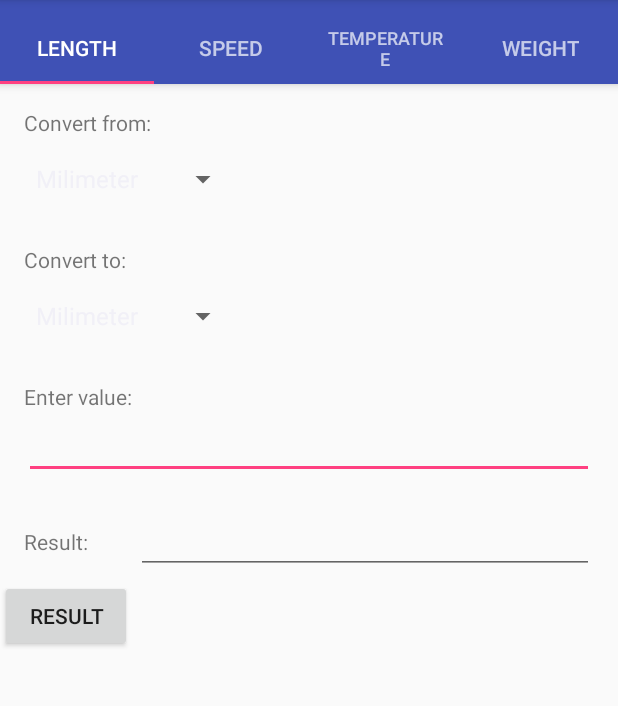
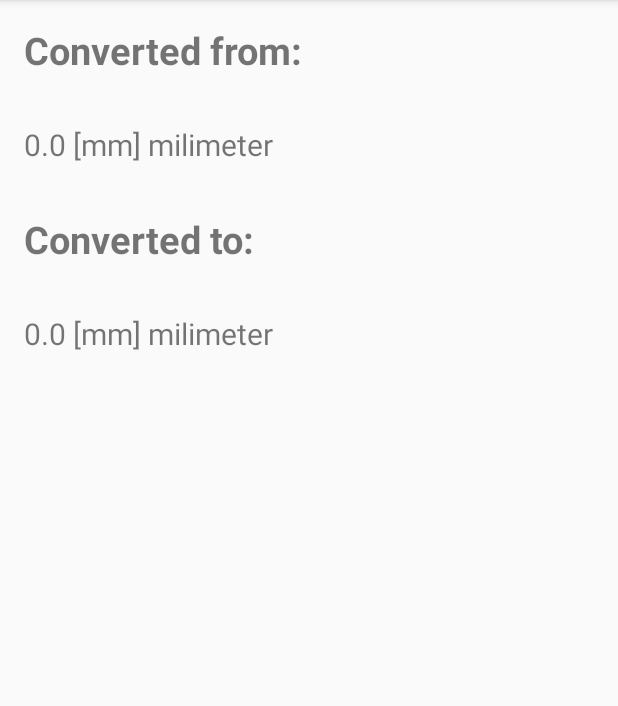
Before and after one commit to ablavicki/RMADZ2, an Android app: the MainActivity screen opened directly, with no data from a screen before it, after a tap on "RESULT", on a phone screen of 412 x 824 dp, the part 84-790 px from its top. Run offline under Robolectric (Android 15) with nearby library versions, the phone set to English and light mode, and no system bars; our stand-ins replace ButterKnife; 1 statement that could not run was skipped.

Commit message:
bug fixes and resultActivity

```diff
--- a/app/src/main/AndroidManifest.xml
+++ b/app/src/main/AndroidManifest.xml
@@ -16,7 +16,8 @@
                 <category android:name="android.intent.category.LAUNCHER" />
             </intent-filter>
         </activity>
-        <activity android:name=".MainActivity"></activity>
+        <activity android:name=".MainActivity" />
+        <activity android:name=".ResultActivity"></activity>
     </application>
 
 </manifest>
--- a/app/src/main/java/com/ferit/ablavicki/rmadz2/MainActivity.java
+++ b/app/src/main/java/com/ferit/ablavicki/rmadz2/MainActivity.java
@@ -20,7 +20,7 @@ import android.widget.TextView;
 public class MainActivity extends AppCompatActivity {
 
     private SectionsPagerAdapter mSectionsPagerAdapter;
-    private ViewPager mViewPager;
+    private static ViewPager mViewPager;
     static int value;
 
 
@@ -124,37 +124,56 @@ public class MainActivity extends AppCompatActivity {
             int convertTo = sTo.getSelectedItemPosition();
             double valueInput = Double.parseDouble(etValue.getText().toString());
             double valueResult;
-            switch(value){
+            int position = mViewPager.getCurrentItem();
+            switch(position){
                 case 0: //length
                     valueResult = Conversions.convertLength(convertFrom, convertTo, valueInput);
                     etResult.setText(Double.toString(valueResult));
+                    startResultActivity(convertFrom, convertTo, valueInput, valueResult, position);
                     break;
 
                 case 1: //speed
                     valueResult = Conversions.convertSpeed(convertFrom, convertTo, valueInput);
                     etResult.setText(Double.toString(valueResult));
+                    startResultActivity(convertFrom, convertTo, valueInput, valueResult, position);
                     break;
 
                 case 2: //temperature
                     if(convertFrom == 0) {
                         valueResult = Conversions.fromCelsius(convertTo, valueInput);
                         etResult.setText(Double.toString(valueResult));
+                        startResultActivity(convertFrom, convertTo, valueInput, valueResult, position);
                     }
                     else if(convertFrom == 1) {
                         valueResult = Conversions.fromFahrenheit(convertTo, valueInput);
                         etResult.setText(Double.toString(valueResult));
+                        startResultActivity(convertFrom, convertTo, valueInput, valueResult, position);
                     }
                     else {
                         valueResult = Conversions.fromKelvin(convertTo, valueInput);
                         etResult.setText(Double.toString(valueResult));
+                        startResultActivity(convertFrom, convertTo, valueInput, valueResult, position);
                     }
                     break;
 
                 case 3: //weight
                     valueResult = Conversions.convertWeight(convertFrom, convertTo, valueInput);
                     etResult.setText(Double.toString(valueResult));
+                    startResultActivity(convertFrom, convertTo, valueInput, valueResult, position);
                     break;
             }
+        }
+
+        public void startResultActivity (int convertFrom, int convertTo, double valueInput, double valueResult, int fragmentPosition){
+            Intent intent = new Intent(getActivity().getBaseContext(), ResultActivity.class);
+            intent.putExtra("fragmentPosition", fragmentPosition);
+            intent.putExtra("convertFrom", convertFrom);
+            intent.putExtra("convertTo", convertTo);
+            intent.putExtra("valueInput", valueInput);
+            intent.putExtra("valueResult", valueResult);
+
+            startActivity(intent);
+
         }
     }
 
--- /dev/null
+++ b/app/src/main/java/com/ferit/ablavicki/rmadz2/ResultActivity.java
@@ -0,0 +1,62 @@
+package com.ferit.ablavicki.rmadz2;
+
+import android.content.Intent;
+import android.support.v7.app.AppCompatActivity;
+import android.os.Bundle;
+import android.widget.TextView;
+
+import butterknife.BindView;
+import butterknife.ButterKnife;
+
+public class ResultActivity extends AppCompatActivity {
+
+    static double valueInput;
+    static double valueResult;
+    static int convertFrom;
+    static int convertTo;
+    static int fragmentPosition;
+    static String unitArrayFrom;
+    static String unitArrayTo;
+
+    @BindView(R.id.tvValueInput)
+    TextView tvValueInput;
+
+    @BindView(R.id.tvValueResult)
+    TextView tvValueResult;
+
+    @Override
+    protected void onCreate(Bundle savedInstanceState) {
+        super.onCreate(savedInstanceState);
+        setContentView(R.layout.activity_result);
+        ButterKnife.bind(this);
+
+
+        final Intent intent = new Intent(getIntent());
+        fragmentPosition = intent.getIntExtra("fragmentPosition", fragmentPosition);
+        valueInput = intent.getDoubleExtra("valueInput", valueInput);
+        valueResult = intent.getDoubleExtra("valueResult", valueResult);
+        convertFrom = intent.getIntExtra("convertFrom", convertFrom);
+        convertTo = intent.getIntExtra("convertTo", convertTo);
+        switch(fragmentPosition){
+            case 0:
+                unitArrayFrom = getResources().getStringArray(R.array.length_units)[convertFrom];
+                unitArrayTo = getResources().getStringArray(R.array.length_units)[convertTo];
+                break;
+            case 1:
+                unitArrayFrom = getResources().getStringArray(R.array.speed_units)[convertFrom];
+                unitArrayTo = getResources().getStringArray(R.array.speed_units)[convertTo];
+                break;
+            case 2:
+                unitArrayFrom = getResources().getStringArray(R.array.temperature_units)[convertFrom];
+                unitArrayTo = getResources().getStringArray(R.array.temperature_units)[convertTo];
+                break;
+            case 3:
+                unitArrayFrom = getResources().getStringArray(R.array.weight_units)[convertFrom];
+                unitArrayTo = getResources().getStringArray(R.array.weight_units)[convertTo];
+                break;
+        }
+
+        tvValueInput.setText(Double.toString(valueInput) + " " + unitArrayFrom);
+        tvValueResult.setText(Double.toString(valueResult) + " " + unitArrayTo);
+    }
+}
--- a/app/src/main/res/layout/activity_main.xml
+++ b/app/src/main/res/layout/activity_main.xml
@@ -42,7 +42,8 @@
                 android:id="@+id/tabItem4"
                 android:layout_width="wrap_content"
                 android:layout_height="wrap_content"
-                android:text="@string/tab_text_4" />
+                android:text="@string/tab_text_4"
+                />
 
         </android.support.design.widget.TabLayout>
     </android.support.design.widget.AppBarLayout>
--- /dev/null
+++ b/app/src/main/res/layout/activity_result.xml
@@ -0,0 +1,45 @@
+<?xml version="1.0" encoding="utf-8"?>
+<RelativeLayout
+    android:layout_height="match_parent"
+    android:layout_width="match_parent"
+    xmlns:android="http://schemas.android.com/apk/res/android">
+
+    <TextView
+        android:id="@+id/tvRFrom"
+        android:layout_width="wrap_content"
+        android:layout_height="wrap_content"
+        android:text="Converted from: "
+        android:textSize="@dimen/tv_text_size"
+        android:layout_margin="@dimen/activity_horizontal_margin"
+        android:textStyle="bold"
+        />
+
+    <TextView
+        android:id="@+id/tvValueInput"
+        android:layout_width="wrap_content"
+        android:layout_height="wrap_content"
+        android:layout_below="@id/tvRFrom"
+        android:textSize="@dimen/value_text_size"
+        android:layout_margin="@dimen/activity_horizontal_margin"
+        />
+
+    <TextView
+        android:id="@+id/tvRTo"
+        android:layout_width="wrap_content"
+        android:layout_height="wrap_content"
+        android:layout_below="@id/tvValueInput"
+        android:text="Converted to:"
+        android:textSize="@dimen/tv_text_size"
+        android:layout_margin="@dimen/activity_horizontal_margin"
+        android:textStyle="bold"/>
+
+    <TextView
+        android:id="@+id/tvValueResult"
+        android:layout_width="wrap_content"
+        android:layout_height="wrap_content"
+        android:layout_below="@id/tvRTo"
+        android:textSize="@dimen/value_text_size"
+        android:layout_margin="@dimen/activity_horizontal_margin"
+        />
+
+</RelativeLayout>
--- a/app/src/main/res/values/dimens.xml
+++ b/app/src/main/res/values/dimens.xml
@@ -5,4 +5,6 @@
     <dimen name="fab_margin">16dp</dimen>
     <dimen name="appbar_padding_top">8dp</dimen>
     <dimen name="btnim_padding">20dp</dimen>
+    <dimen name="tv_text_size">25sp</dimen>
+    <dimen name="value_text_size">20sp</dimen>
 </resources>
--- a/app/src/main/res/values/strings.xml
+++ b/app/src/main/res/values/strings.xml
@@ -6,35 +6,35 @@
     <string name="tab_text_4">Weight</string>
     <string name="action_settings">Tab?</string>
     <string-array name="length_units">
-        <item>Milimeter</item>
-        <item>Centimeter</item>
-        <item>Meter</item>
-        <item>Kilometer</item>
-        <item>Inch</item>
-        <item>Feet</item>
-        <item>Yard</item>
-        <item>Mile</item>
+        <item>[mm] milimeter</item>
+        <item>[cm] centimeter</item>
+        <item>[m] meter</item>
+        <item>[km] kilometer</item>
+        <item>[in] inch</item>
+        <item>[ft] feet</item>
+        <item>[yd] yard</item>
+        <item>[mi] mile</item>
     </string-array>
     <string-array name="temperature_units">
-        <item>Celsius</item>
-        <item>Fahrenheit</item>
-        <item>Kelvin</item>
+        <item>[C] Celsius</item>
+        <item>[F] Fahrenheit</item>
+        <item>[K] Kelvin</item>
     </string-array>
     <string-array name="speed_units">
-        <item>Centimeter/second</item>
-        <item>Meter/second</item>
-        <item>Kilometer/hour</item>
-        <item>Feet/second</item>
-        <item>Mile/hour</item>
-        <item>Knot</item>
+        <item>[cm/s] centimeter/second</item>
+        <item>[m/s] meter/second</item>
+        <item>[km/h] kilometer/hour</item>
+        <item>[ft/s] feet/second</item>
+        <item>[mi/h] mile/hour</item>
+        <item>[kn] knot</item>
     </string-array>
     <string-array name="weight_units">
-        <item>Miligram</item>
-        <item>Gram</item>
-        <item>Kilogram</item>
-        <item>Tonne</item>
-        <item>Ounce</item>
-        <item>Pound</item>
-        <item>Stone</item>
+        <item>[mg] miligram</item>
+        <item>[g] gram</item>
+        <item>[kg] kilogram</item>
+        <item>[t] tonne</item>
+        <item>[oz] ounce</item>
+        <item>[lb] pound</item>
+        <item>[st] stone</item>
     </string-array>
 </resources>
```
Also changed, not shown: app/src/main/java/com/ferit/ablavicki/rmadz2/Conversions.java (+21 -21 lines), app/src/main/java/com/ferit/ablavicki/rmadz2/MenuActivity.java (+4 -6 lines), app/src/main/res/layout/activity_menu.xml (+12 -8 lines).
